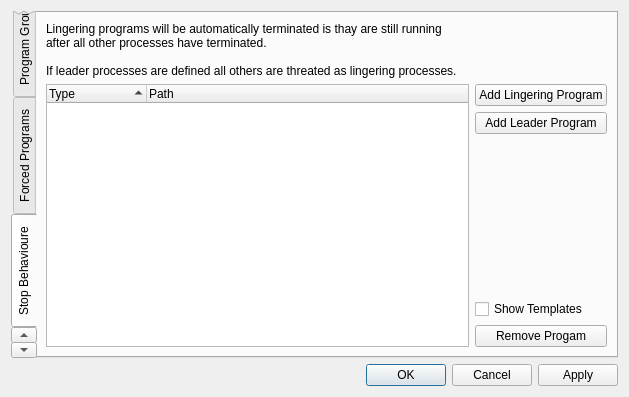
Before: the Qt Designer form SandboxiePlus/SandMan/Forms/OptionsWindow.ui in sandboxie-plus/Sandboxie, drawn with Qt 5.
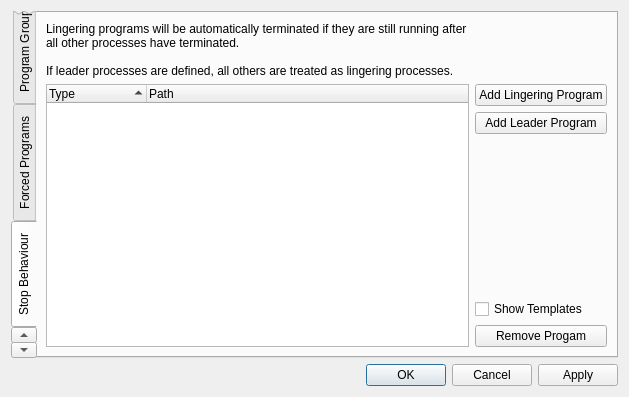
After: the same form once the commit is applied. The open tabs and pages were chosen to show the change.

Patch:
```diff
--- a/SandboxiePlus/SandMan/Forms/OptionsWindow.ui
+++ b/SandboxiePlus/SandMan/Forms/OptionsWindow.ui
@@ -363,7 +363,7 @@
        </widget>
        <widget class="QWidget" name="tabStop">
         <attribute name="title">
-         <string>Stop Behavioure</string>
+         <string>Stop Behaviour</string>
         </attribute>
         <layout class="QGridLayout" name="gridLayout_17">
          <item row="0" column="0">
@@ -378,9 +378,9 @@
            <item row="0" column="0">
             <widget class="QLabel" name="label_2">
              <property name="text">
-              <string>Lingering programs will be automatically terminated is thay are still running after all other processes have terminated.
+              <string>Lingering programs will be automatically terminated if they are still running after all other processes have terminated.
 
-If leader processes are defined all others are threated as lingering processes.</string>
+If leader processes are defined, all others are treated as lingering processes.</string>
              </property>
              <property name="wordWrap">
               <bool>true</bool>
```
Left out of the diff: 16 changed lines with no effect on the pictures.
